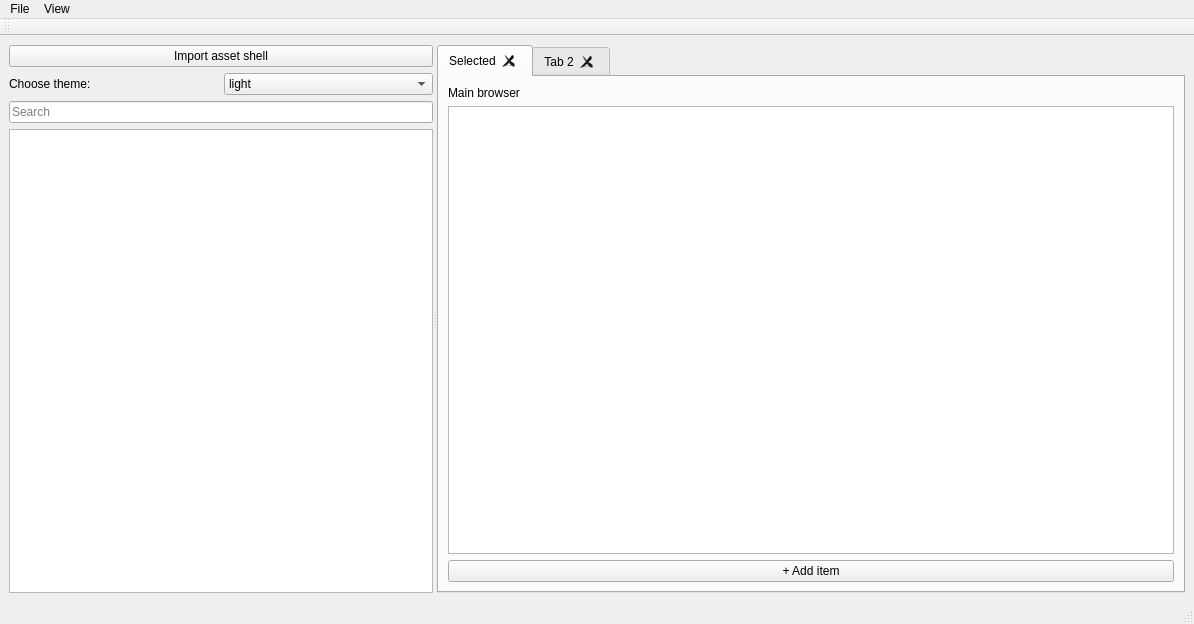
This is aas_editor/mainwindow_base.ui in rwth-iat/aas_manager as Qt 5 draws it before an edit. The edited form follows.
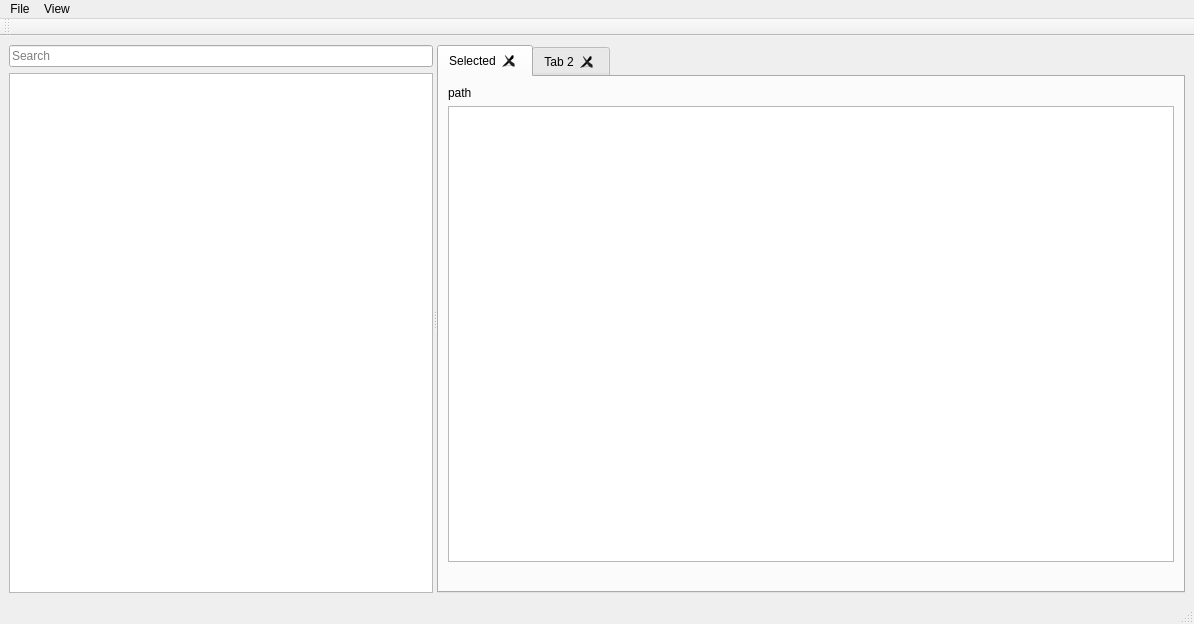
This is the edited form.

Commit message: Add Dialogs to add Packages, Assets, Descriptions Add menus for adding Add descriptions of each attribute on click Some design changes

```diff
--- a/aas_editor/mainwindow_base.ui
+++ b/aas_editor/mainwindow_base.ui
@@ -36,56 +36,12 @@
        <enum>Qt::Horizontal</enum>
       </property>
       <widget class="QWidget" name="layoutWidget">
-       <layout class="QVBoxLayout" name="verticalLayout" stretch="0,0,0,0">
+       <layout class="QVBoxLayout" name="verticalLayout" stretch="0,0,0">
         <property name="sizeConstraint">
          <enum>QLayout::SetDefaultConstraint</enum>
         </property>
         <item>
-         <widget class="QPushButton" name="pushButton">
-          <property name="sizePolicy">
-           <sizepolicy hsizetype="MinimumExpanding" vsizetype="Fixed">
-            <horstretch>0</horstretch>
-            <verstretch>0</verstretch>
-           </sizepolicy>
-          </property>
-          <property name="baseSize">
-           <size>
-            <width>256</width>
-            <height>25</height>
-           </size>
-          </property>
-          <property name="text">
-           <string>Import asset shell</string>
-          </property>
-         </widget>
-        </item>
-        <item>
-         <layout class="QHBoxLayout" name="horizontalLayout">
-          <item>
-           <widget class="QLabel" name="label">
-            <property name="text">
-             <string>Choose theme:</string>
-            </property>
-           </widget>
-          </item>
-          <item>
-           <widget class="QComboBox" name="comboBox">
-            <property name="currentText">
-             <string>light</string>
-            </property>
-            <item>
-             <property name="text">
-              <string>light</string>
-             </property>
-            </item>
-            <item>
-             <property name="text">
-              <string>dark</string>
-             </property>
-            </item>
-           </widget>
-          </item>
-         </layout>
+         <layout class="QHBoxLayout" name="horizontalLayout"/>
         </item>
         <item>
          <widget class="QLineEdit" name="lineEdit">
@@ -178,16 +134,16 @@
             <item>
              <widget class="QLabel" name="pathLabel">
               <property name="text">
-               <string>Main browser</string>
+               <string>path</string>
               </property>
              </widget>
             </item>
             <item>
              <layout class="QGridLayout" name="gridLayout_3">
               <item row="1" column="0">
-               <widget class="QPushButton" name="pushButton_2">
+               <widget class="QLabel" name="descrLabel">
                 <property name="text">
-                 <string>+ Add item</string>
+                 <string/>
                 </property>
                </widget>
               </item>
```
Left out of the diff: 3 changed lines with no effect on the pictures. The commit also changes 8 other files.
